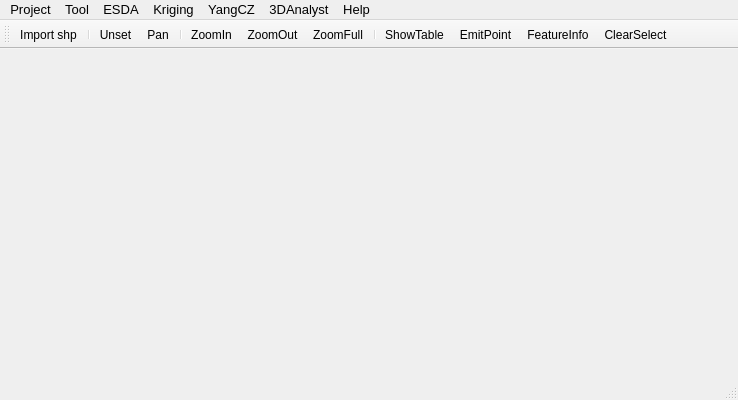
Before: the Qt Designer form YCZSoftware_VS/MainWindow.ui in Spiderguy-07/YCZSoftware_VS, drawn with Qt 5.
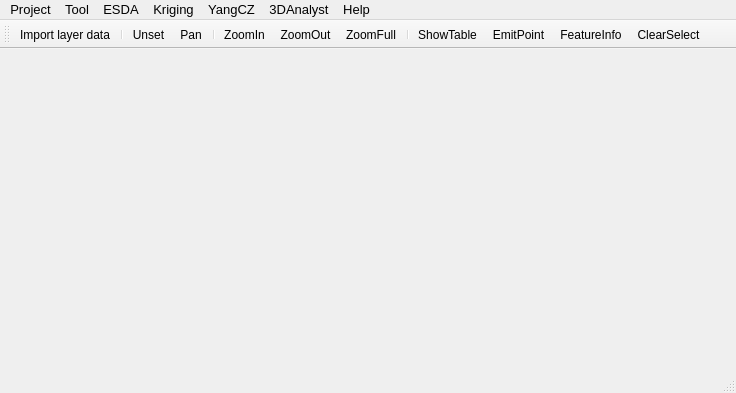
After: the same form once the commit is applied. Icons and pictures are not drawn.

Patch:
```diff
--- a/YCZSoftware_VS/MainWindow.ui
+++ b/YCZSoftware_VS/MainWindow.ui
@@ -6,8 +6,8 @@
    <rect>
     <x>0</x>
     <y>0</y>
-    <width>738</width>
-    <height>400</height>
+    <width>736</width>
+    <height>393</height>
    </rect>
   </property>
   <property name="minimumSize">
@@ -41,8 +41,8 @@
     <rect>
      <x>0</x>
      <y>0</y>
-     <width>738</width>
-     <height>25</height>
+     <width>736</width>
+     <height>24</height>
     </rect>
    </property>
    <property name="sizePolicy">
@@ -229,7 +229,7 @@
      <normaloff>D:/GIS_todo/Dev20图标 (1)/Dev20/OpenHyperlink_32x32.png</normaloff>D:/GIS_todo/Dev20图标 (1)/Dev20/OpenHyperlink_32x32.png</iconset>
    </property>
    <property name="text">
-    <string>Import shp</string>
+    <string>Import layer data</string>
    </property>
    <property name="font">
     <font>
```
Left out of the diff: 26 changed lines with no effect on the pictures.
